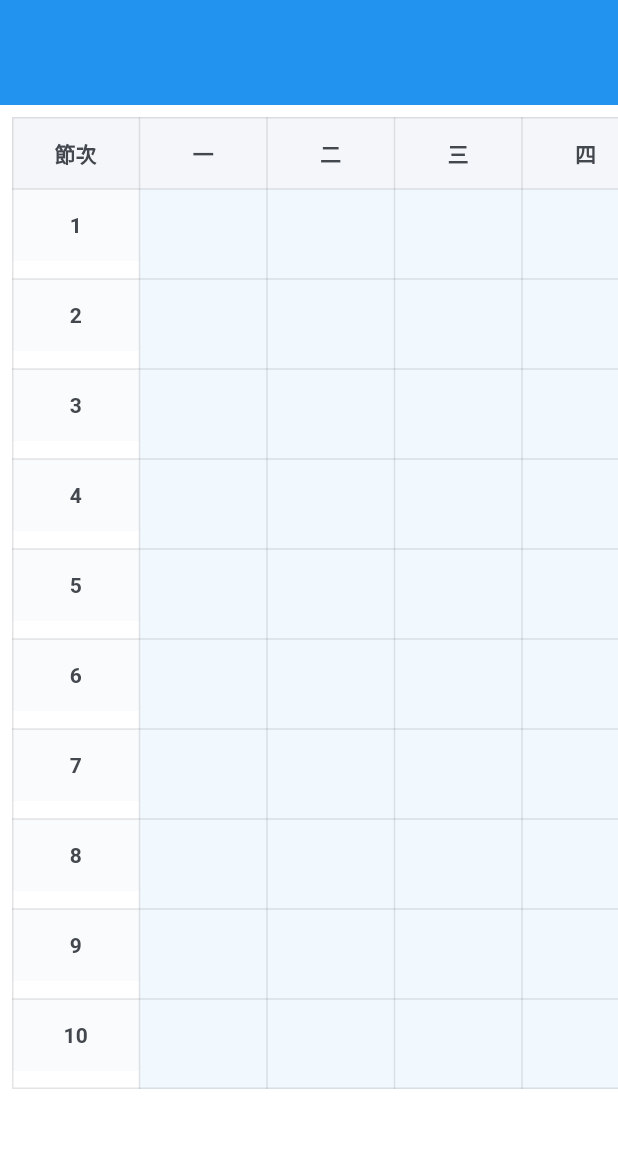
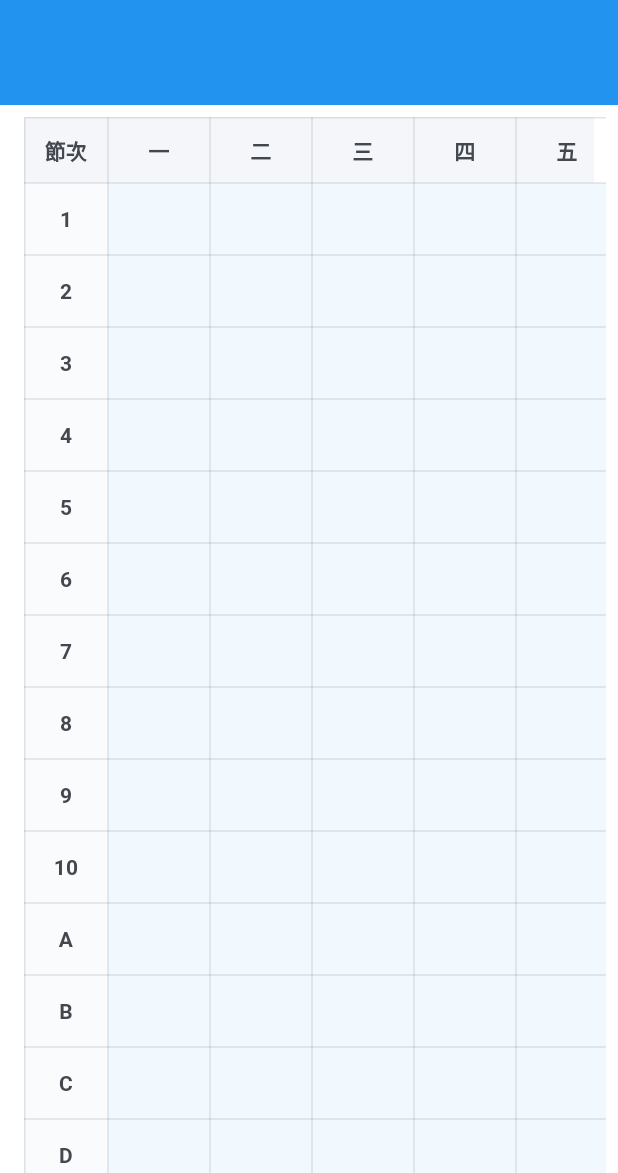
Before and after one commit to mon-jai/tkt, a Flutter app: the CourseScheduleScreen screen opened directly, after a tap on the "grid view" icon, on a phone screen of 412 x 824 dp, the part 63-1236 px from its top. Run offline on Flutter 3.47's test engine with Material 3 defaults, Android fonts, the phone set to English and light mode, and no system bars; our stand-ins replace cookie_jar, dio, dio_cookie_manager, flutter_html, flutter_local_notifications, flutter_secure_storage and 8 more; missing offline and left inert: alice_lightweight, back_button_interceptor, fk_user_agent, flutter_inappwebview; accounts and stored records are empty; network calls fail; statements that could not run were skipped.

Commit message:
完成course表格的初步美工

```diff
--- a/lib/screens/course/course_screen.dart
+++ b/lib/screens/course/course_screen.dart
@@ -236,6 +236,7 @@ class _CourseScheduleScreenState extends State<CourseScheduleScreen> with Single
     String teacher = courseToEdit?.teacher ?? '';
     String classroom = courseToEdit?.classroom ?? '';
     int dayOfWeek = courseToEdit?.dayOfWeek ?? DateTime.now().weekday;
+    if (dayOfWeek > 5) dayOfWeek = 1; // 僅允許週一至週五
     int startSlot = courseToEdit?.startSlot ?? 1;
     int endSlot = courseToEdit?.endSlot ?? 1;
     String? note = courseToEdit?.note;
@@ -271,7 +272,7 @@ class _CourseScheduleScreenState extends State<CourseScheduleScreen> with Single
                     decoration: const InputDecoration(labelText: '星期'),
                     value: dayOfWeek,
                     items: List.generate(
-                      7,
+                      5,
                       (index) => DropdownMenuItem(
                         value: index + 1,
                         child: Text('週${_weekdays[index]}'),
@@ -283,7 +284,12 @@ class _CourseScheduleScreenState extends State<CourseScheduleScreen> with Single
                     children: [
                       Expanded(
                         child: DropdownButtonFormField<int>(
-                          decoration: const InputDecoration(labelText: '開始節次'),
+                          isExpanded: true,
+                          decoration: InputDecoration(
+                            labelText: '開始節次',
+                            isDense: true,
+                            contentPadding: const EdgeInsets.symmetric(horizontal: 12, vertical: 8),
+                          ),
                           value: startSlot,
                           items: CourseTimeUtil.timeSlots.map((slot) {
                             return DropdownMenuItem(
@@ -304,10 +310,15 @@ class _CourseScheduleScreenState extends State<CourseScheduleScreen> with Single
                           },
                         ),
                       ),
-                      const SizedBox(width: 16),
+                      const SizedBox(width: 12),
                       Expanded(
                         child: DropdownButtonFormField<int>(
-                          decoration: const InputDecoration(labelText: '結束節次'),
+                          isExpanded: true,
+                          decoration: InputDecoration(
+                            labelText: '結束節次',
+                            isDense: true,
+                            contentPadding: const EdgeInsets.symmetric(horizontal: 12, vertical: 8),
+                          ),
                           value: endSlot,
                           items: CourseTimeUtil.timeSlots
                               .where((slot) => slot.index >= startSlot)
@@ -535,7 +546,9 @@ class _CourseScheduleScreenState extends State<CourseScheduleScreen> with Single
         ],
       ),
       body: _isGridView
-          ? const _WeeklyGridView()
+          ? _WeeklyGridView(
+              onEditCourse: (course) => _showAddCourseDialog(context, course),
+            )
           : TabBarView(
               controller: _tabController,
               children: List.generate(
@@ -821,7 +834,9 @@ class _DayScheduleView extends StatelessWidget {
 }
 
 class _WeeklyGridView extends StatelessWidget {
-  const _WeeklyGridView();
+  const _WeeklyGridView({required this.onEditCourse});
+
+  final Function(Course) onEditCourse;
 
   static const List<String> _weekdays = ['一', '二', '三', '四', '五'];
 
@@ -852,7 +867,11 @@ class _WeeklyGridView extends StatelessWidget {
     final courseService = Provider.of<CourseService>(context);
     final courses = courseService.courses;
     final colorMap = <String, Color>{};
-    final slotCount = 10;
+
+    final slotCount = CourseTimeUtil.timeSlots.length; // 14 (含 A-D)
+    final textScale = MediaQuery.of(context).textScaleFactor.clamp(1.0, 1.6);
+    final rowMinHeight = 48.0 * textScale; // 最小列高，實際高度隨內容增長
+
     List<List<Course?>> grid = List.generate(
       slotCount,
       (_) => List.filled(_weekdays.length, null),
@@ -866,10 +885,26 @@ class _WeeklyGridView extends StatelessWidget {
         }
       }
     }
-    return SingleChildScrollView(
-      scrollDirection: Axis.horizontal,
+    return SafeArea(
+      child: LayoutBuilder(
+        builder: (context, constraints) {
+          // 左側節次較窄，其餘平均分配，確保總寬不超出可視寬（避免右側邊框被裁切）
+          const horizontalPadding = 16.0;
+          final availableWidth = constraints.maxWidth - horizontalPadding;
+          const leftWidth = 56.0;
+          final dayWidth = ((availableWidth - leftWidth) / _weekdays.length).floorToDouble();
+          final totalTableWidth = leftWidth + dayWidth * _weekdays.length;
+
+          return Padding(
+            padding: const EdgeInsets.symmetric(horizontal: horizontalPadding / 2),
+            child: ConstrainedBox(
+              constraints: BoxConstraints(minHeight: constraints.maxHeight),
               child: SingleChildScrollView(
                 scrollDirection: Axis.vertical,
+                child: Padding(
+                  padding: const EdgeInsets.only(bottom: 8.0),
+                  child: SizedBox(
+                    width: totalTableWidth,
                     child: Container(
                       padding: const EdgeInsets.all(8.0),
                       child: Table(
@@ -877,26 +912,34 @@ class _WeeklyGridView extends StatelessWidget {
                           color: theme.colorScheme.outline.withOpacity(0.2),
                           width: 1,
                         ),
-            defaultColumnWidth: const FixedColumnWidth(85),
+                        columnWidths: {
+                          0: const FixedColumnWidth(leftWidth),
+                          for (int i = 1; i <= _weekdays.length; i++) i: FixedColumnWidth(dayWidth),
+                        },
                         children: [
                           TableRow(
                             decoration: BoxDecoration(color: theme.colorScheme.surfaceVariant.withOpacity(0.3)),
                             children: [
-                  _buildHeaderCell('節次', theme),
-                  ..._weekdays.map((d) => _buildHeaderCell(d, theme)),
+                              _buildHeaderCell('節次', theme, minHeight: 44),
+                              ..._weekdays.map((d) => _buildHeaderCell(d, theme, minHeight: 44)),
                             ],
                           ),
                           for (int i = 0; i < slotCount; i++)
                             TableRow(
                               children: [
-                    _buildHeaderCell(CourseTimeUtil.timeSlots[i].label, theme, isTimeSlot: true),
+                                _buildHeaderCell(
+                                  CourseTimeUtil.timeSlots[i].label,
+                                  theme,
+                                  isTimeSlot: true,
+                                  minHeight: rowMinHeight,
+                                ),
                                 ...List.generate(_weekdays.length, (j) {
                                   final course = grid[i][j];
                                   if (course == null) {
-                        return _buildEmptyCell(theme);
+                                    return _buildEmptyCell(theme, rowMinHeight);
                                   }
                                   final color = _getCourseColor(course.name, colorMap);
-                      return _buildCourseCell(course, color, theme);
+                                  return _buildCourseCell(course, color, theme, minHeight: rowMinHeight, onTap: () => onEditCourse(course));
                                 }),
                               ],
                             ),
@@ -904,14 +947,20 @@ class _WeeklyGridView extends StatelessWidget {
                       ),
                     ),
                   ),
+                ),
+              ),
+            ),
+          );
+        },
+      ),
     );
   }
 
-  Widget _buildHeaderCell(String text, ThemeData theme, {bool isTimeSlot = false}) {
+  Widget _buildHeaderCell(String text, ThemeData theme, {bool isTimeSlot = false, double minHeight = 48}) {
     return Container(
-      height: 48,
+      constraints: BoxConstraints(minHeight: minHeight),
       alignment: Alignment.center,
-      padding: const EdgeInsets.symmetric(horizontal: 4),
+      padding: const EdgeInsets.symmetric(horizontal: 6, vertical: 6),
       color: isTimeSlot ? theme.colorScheme.surfaceVariant.withOpacity(0.15) : Colors.transparent,
       child: Text(
         text,
@@ -920,61 +969,54 @@ class _WeeklyGridView extends StatelessWidget {
           color: theme.colorScheme.onSurfaceVariant,
         ),
         textAlign: TextAlign.center,
+        maxLines: 1,
+        overflow: TextOverflow.ellipsis,
       ),
     );
   }
 
-  Widget _buildEmptyCell(ThemeData theme) {
+  Widget _buildEmptyCell(ThemeData theme, double minHeight) {
     return Container(
-      height: 60,
+      constraints: BoxConstraints(minHeight: minHeight),
       alignment: Alignment.center,
       color: theme.colorScheme.surface.withOpacity(0.5),
     );
   }
 
-  Widget _buildCourseCell(Course course, Color color, ThemeData theme) {
+  Widget _buildCourseCell(
+    Course course,
+    Color color,
+    ThemeData theme, {
+    required double minHeight,
+    VoidCallback? onTap,
+  }) {
     final textColor = ThemeData.estimateBrightnessForColor(color) == Brightness.dark
         ? Colors.white
         : Colors.black87;
 
-    return Container(
-      height: 60,
+    final content = Container(
+      constraints: BoxConstraints(minHeight: minHeight),
       alignment: Alignment.center,
       margin: const EdgeInsets.all(1),
       decoration: BoxDecoration(
         color: color,
         borderRadius: BorderRadius.circular(6),
       ),
-      padding: const EdgeInsets.symmetric(horizontal: 4, vertical: 4),
-      child: Column(
-        mainAxisAlignment: MainAxisAlignment.center,
-        crossAxisAlignment: CrossAxisAlignment.center,
-        children: [
-          Text(
+      padding: const EdgeInsets.symmetric(horizontal: 6, vertical: 6),
+      child: Text(
         course.name,
         style: theme.textTheme.labelMedium?.copyWith(
           color: textColor,
           fontWeight: FontWeight.bold,
         ),
         textAlign: TextAlign.center,
-            maxLines: 2,
-            overflow: TextOverflow.ellipsis,
-          ),
-          if (course.classroom.isNotEmpty)
-            Padding(
-              padding: const EdgeInsets.only(top: 2.0),
-              child: Text(
-                course.classroom,
-                style: theme.textTheme.labelSmall?.copyWith(
-                  color: textColor.withOpacity(0.85),
-                ),
-                textAlign: TextAlign.center,
-                maxLines: 1,
-                overflow: TextOverflow.ellipsis,
-              ),
-            ),
-        ],
+        softWrap: true,
       ),
     );
+
+    if (onTap != null) {
+      return GestureDetector(onTap: onTap, child: content);
+    }
+    return content;
   }
 }
--- a/lib/screens/setting/notification/notification_screen.dart
+++ b/lib/screens/setting/notification/notification_screen.dart
@@ -254,8 +254,8 @@ class _NotificationScreenState extends State<NotificationScreen> {
                     const SizedBox(height: 8),
                     Text(
                       '• 請確保您的裝置允許此應用程式發送通知\n'
-                      '• 通知功能需要應用程式在背景運行\n'
-                      '• 只有今日和明日的課程會發送提醒',
+                      '• 排程建立後，就算關閉或滑掉 App 也會準時提醒\n'
+                      '• 課程採每週固定時間提醒（於上課前 N 分鐘）',
                       style: Theme.of(context).textTheme.bodySmall?.copyWith(
                         color: Colors.grey[600],
                       ),
```
Lines whose indentation alone changed are shown as unchanged.
